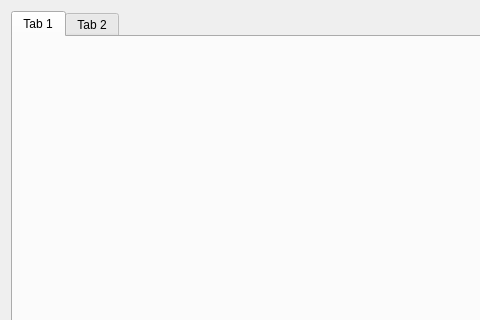
Old version of the form cctv/mainwidget.ui in the repository minjuyeong/OpenCV_MINI_Project; both pictures show x 0 to 480 and y 0 to 320 of the 800 by 600 pixel window.
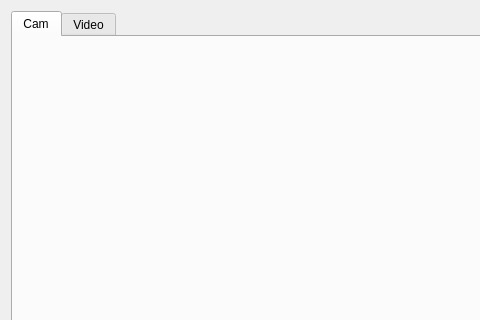
New version of the form.

Patch:
```diff
--- a/cctv/mainwidget.ui
+++ b/cctv/mainwidget.ui
@@ -18,12 +18,12 @@
     <widget class="QTabWidget" name="pTabWidget">
      <widget class="QWidget" name="pTab1">
       <attribute name="title">
-       <string>Tab 1</string>
+       <string>Cam</string>
       </attribute>
      </widget>
      <widget class="QWidget" name="pTab2">
       <attribute name="title">
-       <string>Tab 2</string>
+       <string>Video</string>
       </attribute>
      </widget>
     </widget>
```
Left out of the diff: 3 changed lines with no effect on the pictures.
